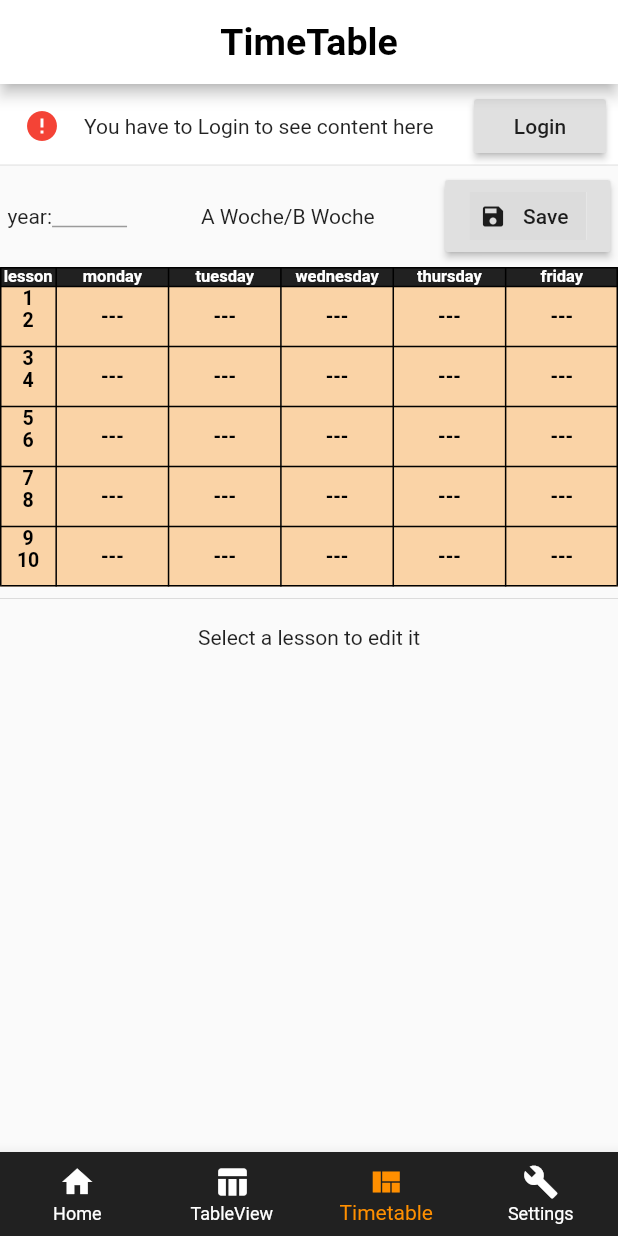
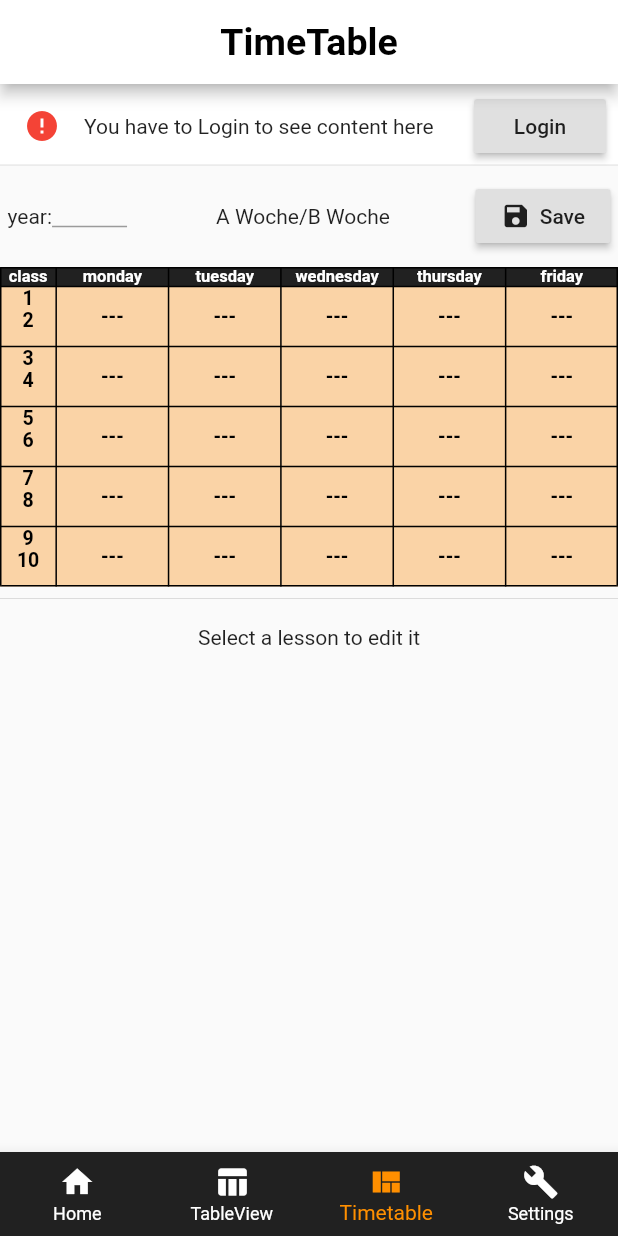
Before and after one commit to Lin2D2/Get_Table_App, a Flutter app: the screen it shows after launch, item 3 of the bottom bar chosen, scrolled down 100 dp, after a tap on "Edit", on a phone screen of 412 x 824 dp. Run offline on Flutter 3.47's test engine with Material 2 defaults, Android fonts, the phone set to English and light mode, and no system bars; our stand-ins replace page_transition, settings_ui; missing offline and left inert: swipedetector, workmanager; network calls fail.

Commit message:
fixed some overflow errors on smaller devices

```diff
--- a/lib/sites/home.dart
+++ b/lib/sites/home.dart
@@ -160,7 +160,9 @@ class DynamicList extends State<Home> {
                                                     .watch<UserBloc>()
                                                     .userTitle ==
                                                 null
-                                            ? RaisedButton(
+                                            ? Container(
+                                                width: 70,
+                                                child: RaisedButton(
                                                   child: Text("Login"),
                                                   onPressed: () {
                                                     Navigator.push(
@@ -170,8 +172,11 @@ class DynamicList extends State<Home> {
                                                               Login()),
                                                     );
                                                   },
+                                                ),
                                               )
-                                            : RaisedButton(
+                                            : Container(
+                                                width: 70,
+                                                child: RaisedButton(
                                                   child: Chip(
                                                     avatar: Icon(Icons.edit),
                                                     label: Text("Create"),
@@ -183,6 +188,7 @@ class DynamicList extends State<Home> {
                                                         .read<IndexMainBloc>()
                                                         .set(2);
                                                   },
+                                                ),
                                               ),
                                       ),
                                       Text("Year:"),
--- a/lib/widgets/generateTimeTable.dart
+++ b/lib/widgets/generateTimeTable.dart
@@ -39,7 +39,7 @@ List<TableRow> generateTimeTable(BuildContext context,
         ? ([
               TableCell(
                 child: Text(
-                  "lesson",
+                  "class",
                   textAlign: TextAlign.center,
                   style: headerStyle,
                 ),
--- a/lib/widgets/timeTableEdit.dart
+++ b/lib/widgets/timeTableEdit.dart
@@ -50,7 +50,7 @@ class _TimeTableEditState extends State<TimeTableEdit> {
                     ),
                   if (_lessonSelected)
                     Container(
-                      width: 85,
+                      width: 80,
                       height: 20,
                       child: RaisedButton(
                         child: Text("back"),
@@ -73,14 +73,14 @@ class _TimeTableEditState extends State<TimeTableEdit> {
                       context
                               .watch<TimeTableItemsBlock>()
                               .selectedElement["day"] +
-                          " lesson: " +
+                          " class: " +
                           context
                               .watch<TimeTableItemsBlock>()
                               .selectedElement["lesson"],
                     ),
                   ),
                   Container(
-                    width: 85,
+                    width: 80,
                     height: 20,
                     child: RaisedButton(
                       child: Text(_lessonSelected && _teacherSelected
--- a/lib/widgets/timeTableToolRow.dart
+++ b/lib/widgets/timeTableToolRow.dart
@@ -1,6 +1,7 @@
 import 'package:Get_Table_App/blocs/timeTableItemsBlock.dart';
 import 'package:Get_Table_App/blocs/userBloc.dart';
 import 'package:flutter/material.dart';
+import 'package:flutter/painting.dart';
 import 'package:provider/provider.dart';
 
 Widget timeTableToolRow(BuildContext context) {
@@ -46,14 +47,24 @@ Widget timeTableToolRow(BuildContext context) {
           ),
         ),
         Text("A Woche/B Woche"),
-        RaisedButton(
-          child: Chip(
-            avatar: Icon(context.watch<TimeTableItemsBlock>().edit
+        Container(
+          width: 90,
+          child: RaisedButton(
+            child: Row(
+              mainAxisAlignment: MainAxisAlignment.spaceEvenly,
+              children: [
+                Padding(
+                  padding: EdgeInsets.fromLTRB(0, 0, 5, 0),
+                  child: Icon(
+                    context.watch<TimeTableItemsBlock>().edit
                         ? Icons.save
-                : Icons.edit),
-            label: Text(
-                context.watch<TimeTableItemsBlock>().edit ? "Save" : "Edit"),
-            shape: RoundedRectangleBorder(),
+                        : Icons.edit,
+                    size: 20,
+                  ),
+                ),
+                Text(
+                    context.watch<TimeTableItemsBlock>().edit ? "Save" : "Edit")
+              ],
             ),
             onPressed: context.watch<TimeTableItemsBlock>().edit
                 ? () {
@@ -71,6 +82,7 @@ Widget timeTableToolRow(BuildContext context) {
                     context.read<TimeTableItemsBlock>().edit = true;
                   },
           ),
+        ),
       ],
     ),
   );
```
Lines whose indentation alone changed are shown as unchanged.
